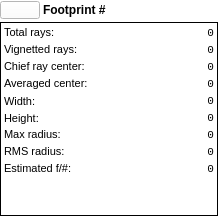
Before: the Qt Designer form RZGUI/FootprintInfoWidget.ui in HARMONI-CAB/RayZaler, drawn with Qt 5.
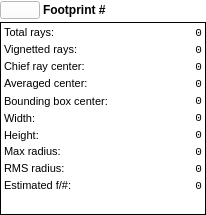
After: the same form once the commit is applied.

Commit message: Add bounding box center to footprint dialog

Patch:
```diff
--- a/RZGUI/FootprintInfoWidget.ui
+++ b/RZGUI/FootprintInfoWidget.ui
@@ -6,8 +6,8 @@
    <rect>
     <x>0</x>
     <y>0</y>
-    <width>218</width>
-    <height>216</height>
+    <width>206</width>
+    <height>215</height>
    </rect>
   </property>
   <property name="windowTitle">
@@ -224,11 +224,73 @@
          <set>Qt::AlignRight|Qt::AlignTrailing|Qt::AlignVCenter</set>
         </property>
         <property name="textInteractionFlags">
-         <set>Qt::LinksAccessibleByMouse|Qt::TextSelectableByKeyboard|Qt::TextSelectableByMouse</set>
+         <set>Qt::LinksAccessibleByKeyboard|Qt::LinksAccessibleByMouse|Qt::TextBrowserInteraction|Qt::TextSelectableByKeyboard|Qt::TextSelectableByMouse</set>
+        </property>
+       </widget>
+      </item>
+      <item row="5" column="0">
+       <widget class="QLabel" name="label_3">
+        <property name="font">
+         <font>
+          <pointsize>8</pointsize>
+         </font>
+        </property>
+        <property name="text">
+         <string>Width:</string>
+        </property>
+       </widget>
+      </item>
+      <item row="5" column="1">
+       <widget class="QLabel" name="widthLabel">
+        <property name="font">
+         <font>
+          <family>Monospace</family>
+          <pointsize>8</pointsize>
+         </font>
+        </property>
+        <property name="text">
+         <string>0</string>
+        </property>
+        <property name="alignment">
+         <set>Qt::AlignRight|Qt::AlignTrailing|Qt::AlignVCenter</set>
+        </property>
+        <property name="textInteractionFlags">
+         <set>Qt::LinksAccessibleByKeyboard|Qt::LinksAccessibleByMouse|Qt::TextBrowserInteraction|Qt::TextSelectableByKeyboard|Qt::TextSelectableByMouse</set>
         </property>
        </widget>
       </item>
       <item row="6" column="0">
+       <widget class="QLabel" name="label_9">
+        <property name="font">
+         <font>
+          <pointsize>8</pointsize>
+         </font>
+        </property>
+        <property name="text">
+         <string>Height:</string>
+        </property>
+       </widget>
+      </item>
+      <item row="6" column="1">
+       <widget class="QLabel" name="heightLabel">
+        <property name="font">
+         <font>
+          <family>Monospace</family>
+          <pointsize>8</pointsize>
+         </font>
+        </property>
+        <property name="text">
+         <string>0</string>
+        </property>
+        <property name="alignment">
+         <set>Qt::AlignRight|Qt::AlignTrailing|Qt::AlignVCenter</set>
+        </property>
+        <property name="textInteractionFlags">
+         <set>Qt::LinksAccessibleByKeyboard|Qt::LinksAccessibleByMouse|Qt::TextBrowserInteraction|Qt::TextSelectableByKeyboard|Qt::TextSelectableByMouse</set>
+        </property>
+       </widget>
+      </item>
+      <item row="7" column="0">
        <widget class="QLabel" name="label_4">
         <property name="font">
          <font>
@@ -243,7 +305,7 @@
         </property>
        </widget>
       </item>
-      <item row="6" column="1">
+      <item row="7" column="1">
        <widget class="QLabel" name="maxRadiusLabel">
         <property name="font">
          <font>
@@ -262,7 +324,7 @@
         </property>
        </widget>
       </item>
-      <item row="7" column="0">
+      <item row="8" column="0">
        <widget class="QLabel" name="label_5">
         <property name="font">
          <font>
@@ -277,7 +339,7 @@
         </property>
        </widget>
       </item>
-      <item row="7" column="1">
+      <item row="8" column="1">
        <widget class="QLabel" name="rmsRadiusLabel">
         <property name="font">
          <font>
@@ -296,7 +358,7 @@
         </property>
        </widget>
       </item>
-      <item row="8" column="0">
+      <item row="9" column="0">
        <widget class="QLabel" name="label_8">
         <property name="font">
          <font>
@@ -311,7 +373,7 @@
         </property>
        </widget>
       </item>
-      <item row="8" column="1">
+      <item row="9" column="1">
        <widget class="QLabel" name="estimatedFLabel">
         <property name="font">
          <font>
@@ -331,47 +393,19 @@
        </widget>
       </item>
       <item row="4" column="0">
-       <widget class="QLabel" name="label_3">
+       <widget class="QLabel" name="label_10">
         <property name="font">
          <font>
           <pointsize>8</pointsize>
          </font>
         </property>
         <property name="text">
-         <string>Width:</string>
-        </property>
-       </widget>
-      </item>
-      <item row="5" column="0">
-       <widget class="QLabel" name="label_9">
-        <property name="font">
-         <font>
-          <pointsize>8</pointsize>
-         </font>
-        </property>
-        <property name="text">
-         <string>Height:</string>
+         <string>Bounding box center:</string>
         </property>
        </widget>
       </item>
       <item row="4" column="1">
-       <widget class="QLabel" name="widthLabel">
-        <property name="font">
-         <font>
-          <family>Monospace</family>
-          <pointsize>8</pointsize>
-         </font>
-        </property>
-        <property name="text">
-         <string>0</string>
-        </property>
-        <property name="alignment">
-         <set>Qt::AlignRight|Qt::AlignTrailing|Qt::AlignVCenter</set>
-        </property>
-       </widget>
-      </item>
-      <item row="5" column="1">
-       <widget class="QLabel" name="heightLabel">
+       <widget class="QLabel" name="bbCenterLabel">
         <property name="font">
          <font>
           <family>Monospace</family>
```
Left out of the diff: 12 changed lines with no effect on the pictures. The commit also changes 1 other file.
